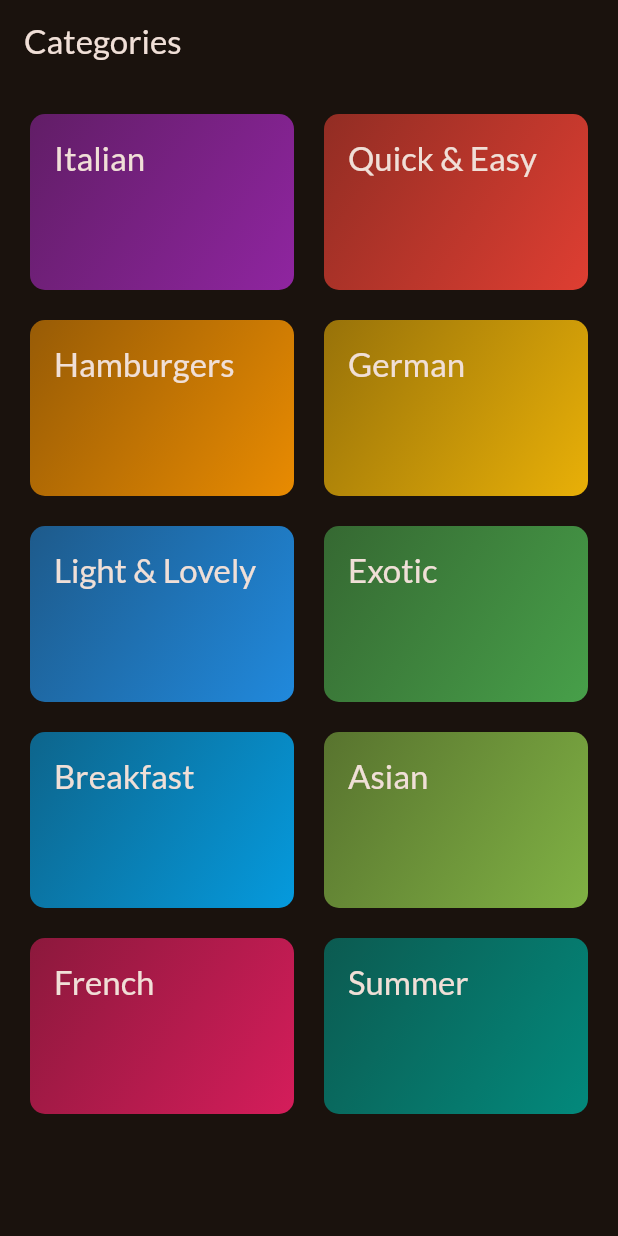
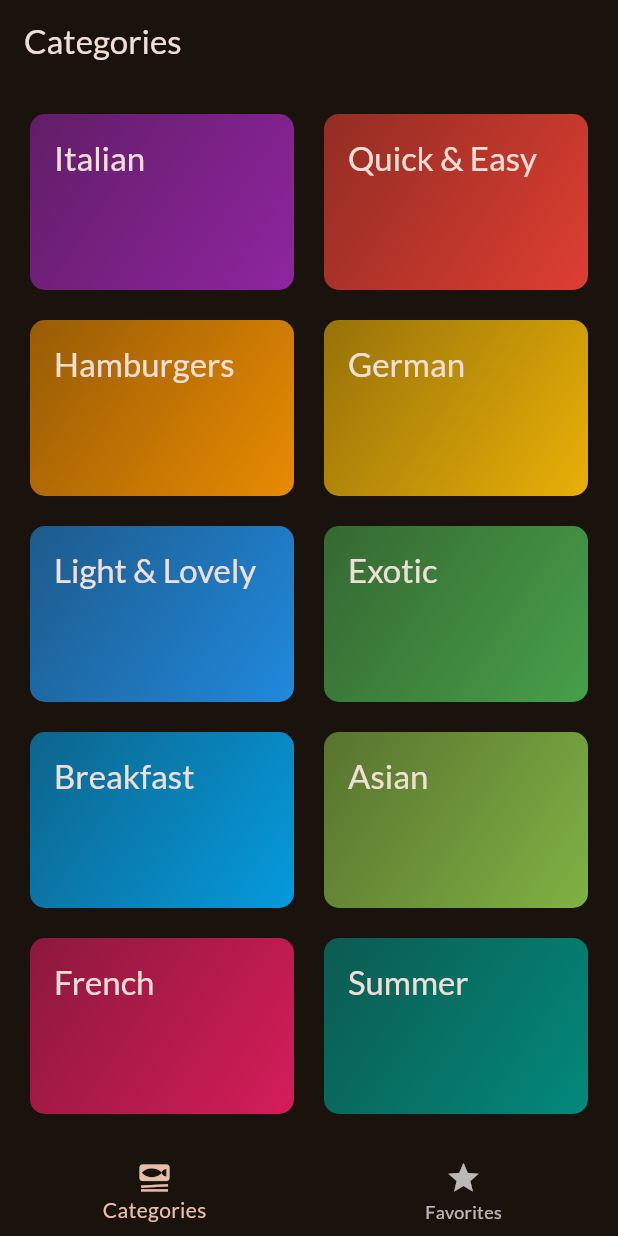
Before and after one commit to hamza5999/meals-app-riverpod, a Flutter app: the screen it shows after launch, on a phone screen of 412 x 824 dp. Run offline on Flutter 3.47's test engine with Material 2 defaults, Android fonts, the phone set to English and light mode, and no system bars; our stand-ins replace google_fonts, transparent_image.

Commit message:
Add bottom navigation bar and favorites page ui

```diff
--- a/lib/main.dart
+++ b/lib/main.dart
@@ -1,6 +1,6 @@
 import 'package:flutter/material.dart';
 import 'package:google_fonts/google_fonts.dart';
-import 'package:meals_app/screens/categories.dart';
+import 'package:meals_app/screens/tabs.dart';
 
 final theme = ThemeData(
   useMaterial3: true,
@@ -22,7 +22,7 @@ class App extends StatelessWidget {
   Widget build(BuildContext context) {
     return MaterialApp(
       theme: theme,
-      home: const CategoriesScreen(),
+      home: const TabsScreen(),
     );
   }
 }
--- /dev/null
+++ b/lib/screens/tabs.dart
@@ -0,0 +1,54 @@
+import 'package:flutter/material.dart';
+import 'package:meals_app/screens/categories.dart';
+import 'package:meals_app/screens/meals.dart';
+
+class TabsScreen extends StatefulWidget {
+  const TabsScreen({super.key});
+
+  @override
+  State<TabsScreen> createState() {
+    return _TabsScreenState();
+  }
+}
+
+class _TabsScreenState extends State<TabsScreen> {
+  int _selectedPageIndex = 0;
+
+  void _selectedPage(int index) {
+    setState(() {
+      _selectedPageIndex = index;
+    });
+  }
+
+  @override
+  Widget build(BuildContext context) {
+    Widget activePage = const CategoriesScreen();
+
+    if (_selectedPageIndex == 1) {
+      activePage = const MealsScreen(title: "Favorites", meals: []);
+    }
+
+    return Scaffold(
+      body: activePage,
+      bottomNavigationBar: BottomNavigationBar(
+        onTap: (index) {
+          // could also pass _selectedPage(index) directly into
+          // onTap parameter but didn't for the sake of better understanding
+          _selectedPage(index);
+        }, // this value or index parameter (after renaming) is
+        // provided by flutter
+        currentIndex: _selectedPageIndex, // to show the current tab
+        items: const [
+          BottomNavigationBarItem(
+            icon: Icon(Icons.set_meal),
+            label: 'Categories',
+          ),
+          BottomNavigationBarItem(
+            icon: Icon(Icons.star),
+            label: 'Favorites',
+          ),
+        ],
+      ),
+    );
+  }
+}
```
Also changed, not shown: 1 other file.
